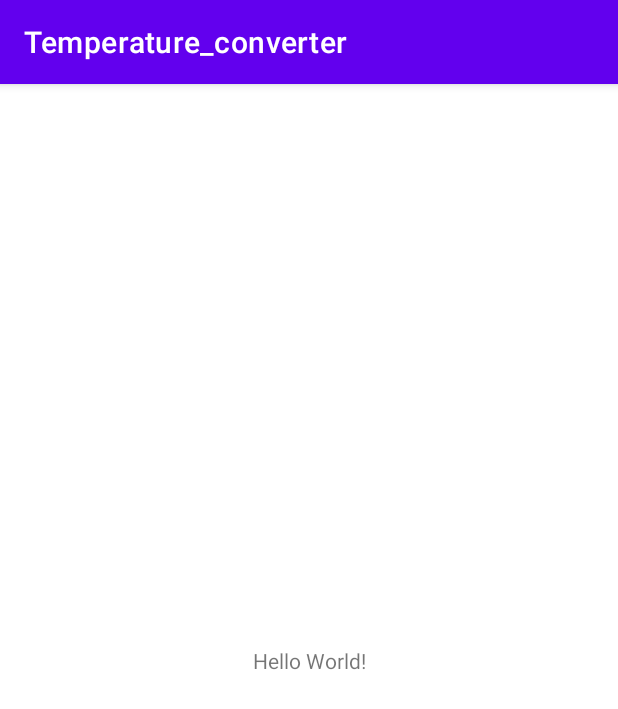
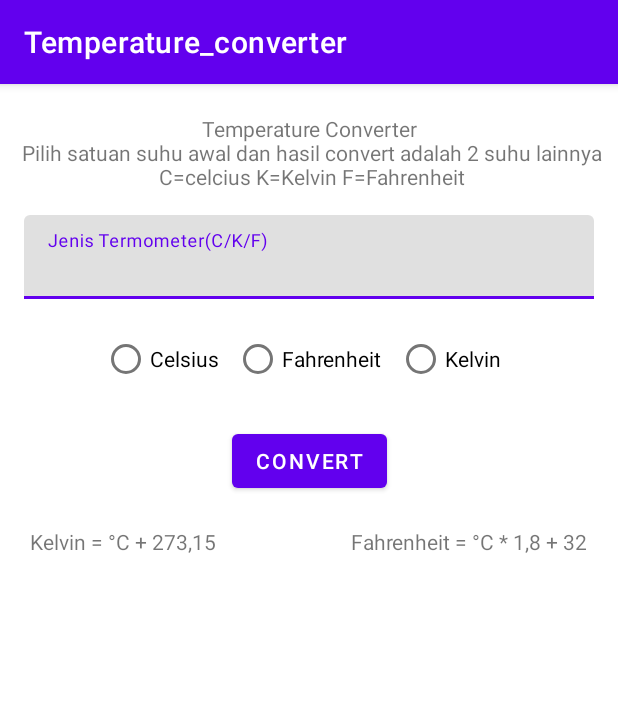
Before and after one commit to davidmpurba/6706201142_Assessment_Mobpro1, an Android app: the screen it shows after launch (MainActivity), on a phone screen of 412 x 824 dp. Shown: the top 709 px of the screen. Run offline under Robolectric (Android 15) with nearby library versions, the phone set to English and light mode, and no system bars.

Commit message:
Membuat form dengan material component

```diff
--- a/app/build.gradle
+++ b/app/build.gradle
@@ -40,4 +40,6 @@ dependencies {
     testImplementation 'junit:junit:4.13.2'
     androidTestImplementation 'androidx.test.ext:junit:1.1.3'
     androidTestImplementation 'androidx.test.espresso:espresso-core:3.4.0'
+
+    api 'com.google.android.material:material:1.1.0-alpha06'
 }
--- a/app/src/main/res/layout/activity_main.xml
+++ b/app/src/main/res/layout/activity_main.xml
@@ -7,12 +7,98 @@
     tools:context=".MainActivity">
 
     <TextView
+        android:id="@+id/deskripsi_Text"
+        android:layout_width="match_parent"
+        android:layout_height="wrap_content"
+        android:layout_marginTop="20dp"
+        android:text="@string/judul"
+        android:textAlignment="center"
+        android:textSize="14sp"
+        app:layout_constraintEnd_toEndOf="parent"
+        app:layout_constraintStart_toStartOf="parent"
+        app:layout_constraintTop_toTopOf="parent" />
+
+    <com.google.android.material.textfield.TextInputLayout
+        android:id="@+id/inputSuhu_hint"
+        android:layout_width="match_parent"
+        android:layout_height="wrap_content"
+        android:layout_marginTop="16dp"
+        android:layout_marginStart="16dp"
+        android:layout_marginEnd="16dp"
+        app:layout_constraintEnd_toEndOf="parent"
+        app:layout_constraintStart_toStartOf="parent"
+        app:layout_constraintTop_toBottomOf="@+id/deskripsi_Text">
+
+        <com.google.android.material.textfield.TextInputEditText
+            android:layout_width="match_parent"
+            android:layout_height="wrap_content"
+            android:hint="@string/jenis_termometer"/>
+
+    </com.google.android.material.textfield.TextInputLayout>
+
+    <RadioGroup
+        android:id="@+id/radioGroup"
         android:layout_width="wrap_content"
         android:layout_height="wrap_content"
-        android:text="Hello World!"
-        app:layout_constraintBottom_toBottomOf="parent"
-        app:layout_constraintLeft_toLeftOf="parent"
-        app:layout_constraintRight_toRightOf="parent"
-        app:layout_constraintTop_toTopOf="parent" />
+        android:orientation="horizontal"
+        android:layout_marginTop="16dp"
+        app:layout_constraintEnd_toEndOf="parent"
+        app:layout_constraintStart_toStartOf="parent"
+        app:layout_constraintTop_toBottomOf="@+id/inputSuhu_hint">
+
+        <RadioButton
+            android:id="@+id/celcius"
+            android:layout_width="match_parent"
+            android:layout_height="wrap_content"
+            android:layout_weight="1"
+            android:text="@string/celcius"
+            android:layout_marginEnd="10dp"/>
+
+        <RadioButton
+            android:id="@+id/fahrenheit"
+            android:layout_width="match_parent"
+            android:layout_height="wrap_content"
+            android:layout_weight="1"
+            android:text="@string/fahrenheit"
+            android:layout_marginEnd="10dp" />
+
+        <RadioButton
+            android:id="@+id/kelvin"
+            android:layout_width="match_parent"
+            android:layout_height="wrap_content"
+            android:layout_weight="1"
+            android:text="@string/kelvin"
+            android:layout_marginEnd="10dp"/>
+    </RadioGroup>
+
+    <Button
+        android:id="@+id/button2"
+        android:layout_width="wrap_content"
+        android:layout_height="wrap_content"
+        android:layout_marginTop="20dp"
+        android:text="@string/convert"
+        app:layout_constraintEnd_toEndOf="parent"
+        app:layout_constraintStart_toStartOf="parent"
+        app:layout_constraintTop_toBottomOf="@+id/radioGroup" />
+
+    <TextView
+        android:id="@+id/textView2"
+        android:layout_width="wrap_content"
+        android:layout_height="wrap_content"
+        android:layout_marginLeft="20dp"
+        android:layout_marginTop="20dp"
+        android:text="@string/hasil_convert1"
+        app:layout_constraintStart_toStartOf="parent"
+        app:layout_constraintTop_toBottomOf="@+id/button2" />
+
+    <TextView
+        android:id="@+id/textView4"
+        android:layout_width="wrap_content"
+        android:layout_height="wrap_content"
+        android:layout_marginTop="20dp"
+        android:layout_marginRight="20dp"
+        android:text="@string/hasil_convert2"
+        app:layout_constraintEnd_toEndOf="parent"
+        app:layout_constraintTop_toBottomOf="@+id/button2" />
 
 </androidx.constraintlayout.widget.ConstraintLayout>
--- a/app/src/main/res/values/strings.xml
+++ b/app/src/main/res/values/strings.xml
@@ -1,3 +1,12 @@
 <resources>
     <string name="app_name">Temperature_converter</string>
+    <string name="judul">Temperature Converter\n Pilih satuan suhu awal dan hasil convert adalah 2 suhu lainnya\n C=celcius K=Kelvin F=Fahrenheit</string>
+    <string name="jenis_termometer">Jenis Termometer(C/K/F) </string>
+    <string name="fahrenheit">Fahrenheit</string>
+    <string name="celcius">Celsius</string>
+    <string name="kelvin">Kelvin</string>
+    <string name="convert">Convert</string>
+    <string name="hasil_convert1">Kelvin = °C + 273,15</string>
+    <string name="hasil_convert2">Fahrenheit = °C * 1,8 + 32</string>
+
 </resources>
```
